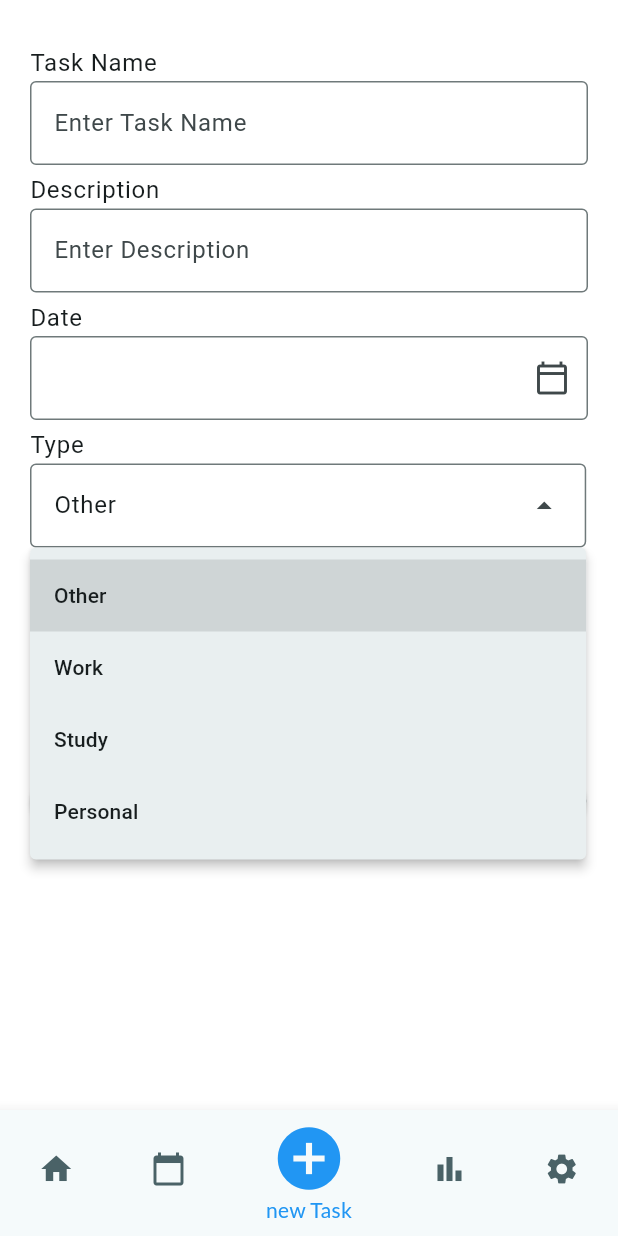
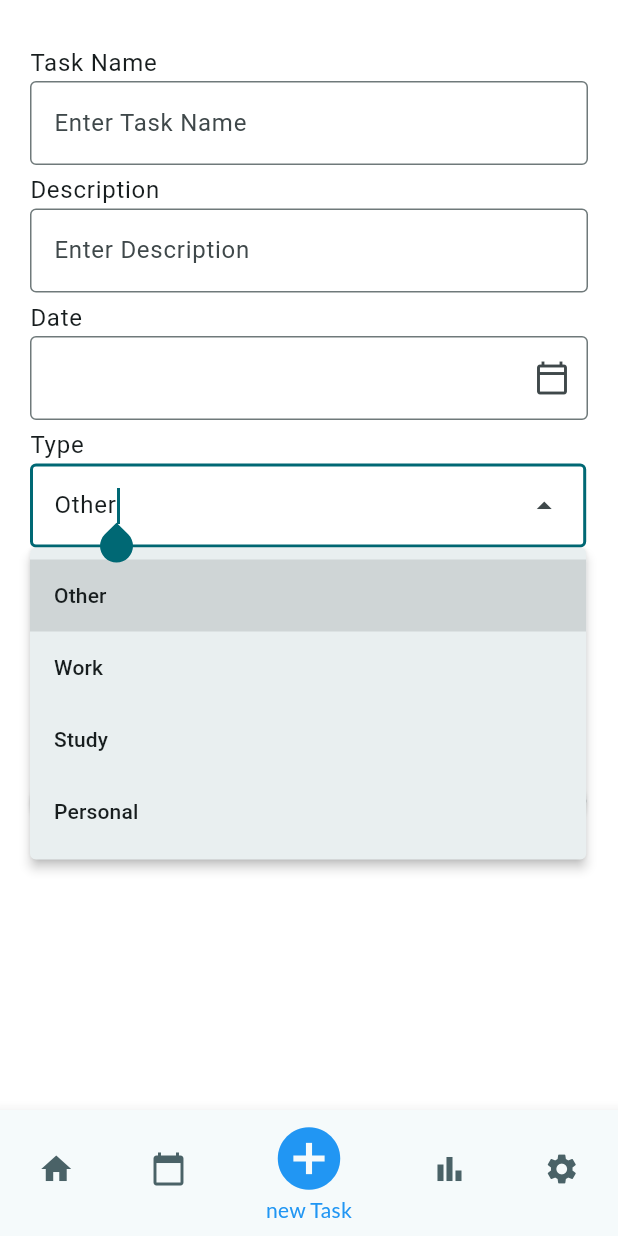
Before and after one commit to chotixity/TODO, a Flutter app: the screen it shows after launch, item 3 of the bottom bar chosen, after a tap on "Other", on a phone screen of 412 x 824 dp. Run offline on Flutter 3.47's test engine with Material 3 defaults, Android fonts, the phone set to English and light mode, and no system bars; our stand-ins replace fl_chart, google_fonts, hive, hive_flutter, sqflite; accounts and stored records are empty.

```diff
--- a/lib/models/task.dart
+++ b/lib/models/task.dart
@@ -1,4 +1,6 @@
 import 'package:flutter/material.dart';
+import 'package:hive/hive.dart';
+part 'task.g.dart';
 
 enum Type {
   other,
@@ -7,14 +9,22 @@ enum Type {
   personal,
 }
 
-class Task implements Comparable {
+@HiveType(typeId: 0)
+class Task extends HiveObject implements Comparable {
   //final int id;
+  @HiveField(0)
   final String taskName;
+  @HiveField(1)
   final String description;
+  @HiveField(2)
   final DateTime date;
+  @HiveField(3)
   final String type;
+  @HiveField(4)
   final TimeOfDay startTime;
+  @HiveField(5)
   final TimeOfDay endTime;
+  @HiveField(6)
   final bool completed;
 
   Task(
--- a/lib/screens/new_task.dart
+++ b/lib/screens/new_task.dart
@@ -83,6 +83,8 @@ class _NewTaskState extends State<NewTask> {
               ),
               TextField(
                 controller: _descriptionController,
+                minLines: 1,
+                maxLines: 3,
                 decoration: const InputDecoration(
                   border: OutlineInputBorder(),
                   hintText: 'Enter Description',
@@ -128,6 +130,11 @@ class _NewTaskState extends State<NewTask> {
                 style: Theme.of(context).textTheme.bodyLarge,
               ),
               DropdownMenu(
+                enableSearch: true,
+                requestFocusOnTap: true,
+                onSelected: (value) {
+                  FocusScope.of(context).unfocus();
+                },
                 initialSelection: Type.Other,
                 controller: _typeController,
                 width: MediaQuery.of(context).size.width * .9,
--- a/lib/screens/statistics.dart
+++ b/lib/screens/statistics.dart
@@ -19,6 +19,8 @@ class _StatisticsState extends State<Statistics> {
             height: 200,
             child: BarChart(
               BarChartData(
+                titlesData: const FlTitlesData(
+                    leftTitles: AxisTitles(sideTitles: SideTitles())),
                 minY: 0,
                 maxY: 11,
                 barGroups: [
```
Also changed, not shown: lib/models/task.g.dart (added), pubspec.lock.
